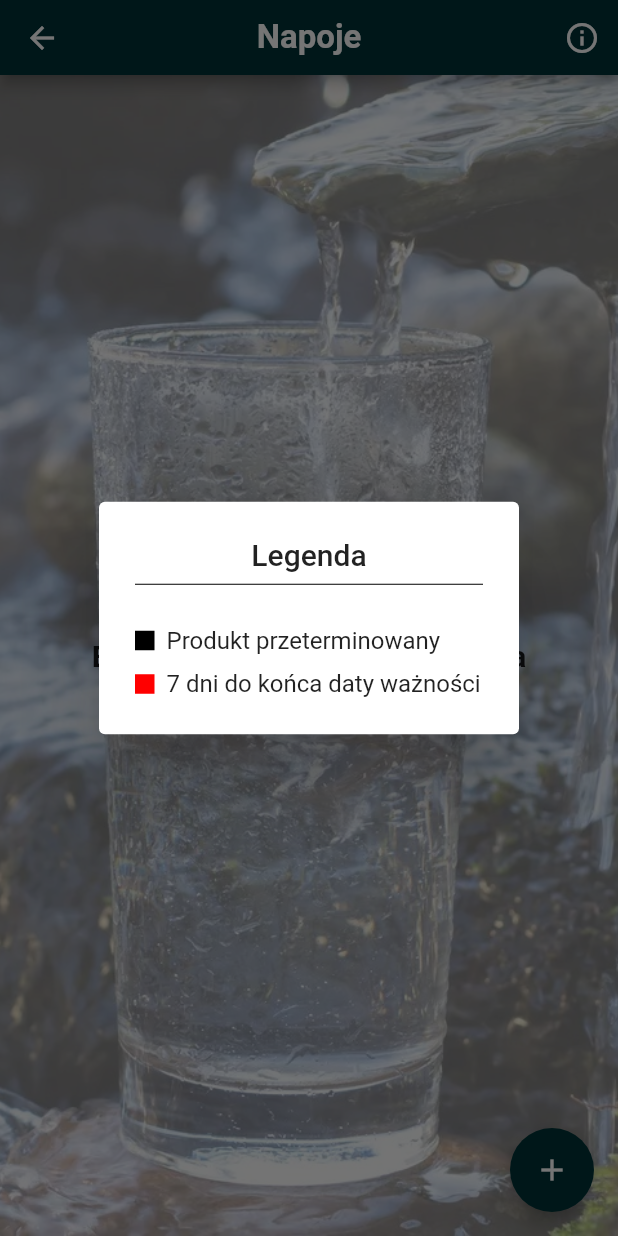
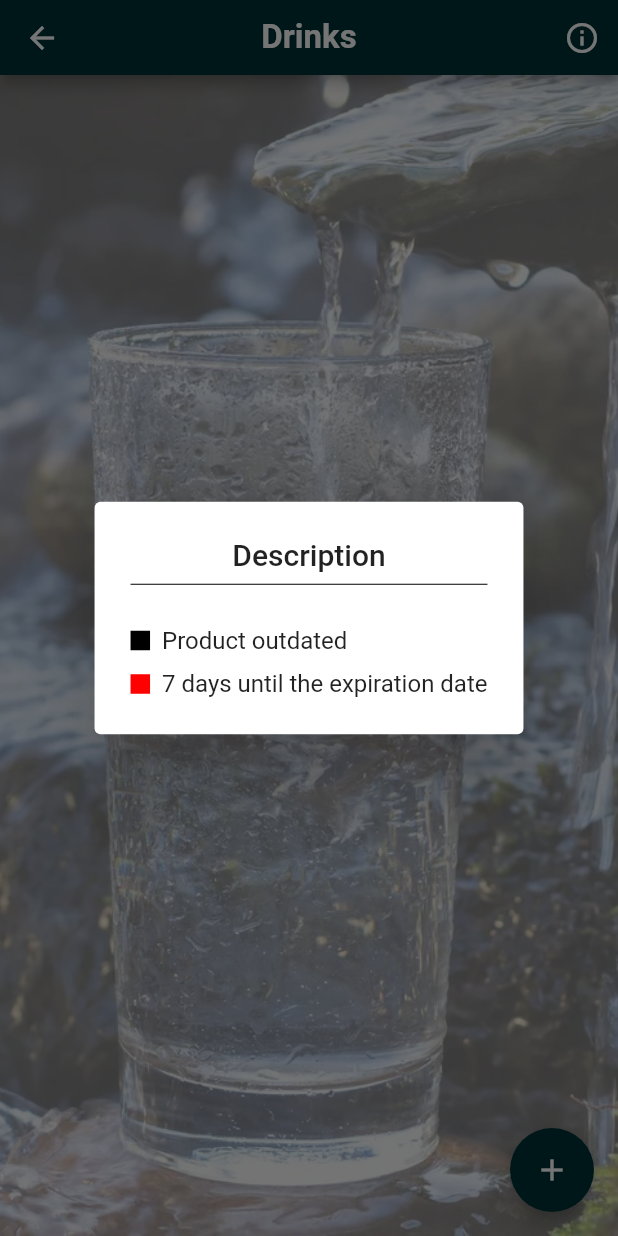
Before and after one commit to lukaszhak/moja_lodowka, a Flutter app: the DrinkPage screen opened directly, after a tap on the "info outline" icon, on a phone screen of 412 x 824 dp. Run offline on Flutter 3.47's test engine with Material 2 defaults, Android fonts, the phone set to English and light mode, and no system bars; our stand-ins replace bloc, cloud_firestore, dio, firebase_auth, firebase_core, flutter_bloc and 4 more; accounts and stored records are empty; generated files the repository leaves out were written again.

Commit message:
Add english language to drink page

```diff
--- a/lib/features/home/pages/drink_page/drink_page.dart
+++ b/lib/features/home/pages/drink_page/drink_page.dart
@@ -5,6 +5,9 @@ import 'package:moja_lodowka/app/injection_container.dart';
 import 'package:moja_lodowka/domain/models/drink_document_model/drink_document_model.dart';
 import 'package:moja_lodowka/features/home/pages/drink_page/cubit/drink_page_cubit.dart';
 import 'package:moja_lodowka/features/home/pages/drink_page/drink_add_page/drink_add_page.dart';
+import 'package:flutter_gen/gen_l10n/app_localizations.dart';
+
+
 class DrinkPage extends StatelessWidget {
   const DrinkPage({
     Key? key,
@@ -17,9 +20,9 @@ class DrinkPage extends StatelessWidget {
         toolbarHeight: 50,
         centerTitle: true,
         backgroundColor: const Color.fromARGB(255, 0, 51, 54),
-        title: const Text(
-          'Napoje',
-          style: TextStyle(
+        title:  Text(
+          AppLocalizations.of(context)!.drinks,
+          style: const TextStyle(
             fontSize: 22,
             fontWeight: FontWeight.bold,
           ),
@@ -31,9 +34,9 @@ class DrinkPage extends StatelessWidget {
                 context: context,
                 builder: (context) => AlertDialog(
                   title: Column(
-                    children: const [
-                      Text('Legenda'),
-                      Divider(
+                    children:  [
+                      Text(AppLocalizations.of(context)!.description),
+                      const Divider(
                         color: Colors.black,
                       )
                     ],
@@ -52,7 +55,7 @@ class DrinkPage extends StatelessWidget {
                           const SizedBox(
                             width: 8,
                           ),
-                          const Text('Produkt przeterminowany')
+                           Text(AppLocalizations.of(context)!.productOutDate)
                         ],
                       ),
                       const SizedBox(
@@ -69,7 +72,7 @@ class DrinkPage extends StatelessWidget {
                           const SizedBox(
                             width: 8,
                           ),
-                          const Text('7 dni do końca daty ważności')
+                           Text(AppLocalizations.of(context)!.weekToOutDate)
                         ],
                       ),
                     ],
@@ -116,16 +119,16 @@ class DrinkPage extends StatelessWidget {
                   return Center(
                     child: Column(
                       mainAxisAlignment: MainAxisAlignment.center,
-                      children: const [
-                        CircularProgressIndicator(
+                      children:  [
+                        const CircularProgressIndicator(
                           color: Color.fromARGB(255, 0, 37, 2),
                         ),
-                        SizedBox(
+                        const SizedBox(
                           height: 15,
                         ),
                         Text(
-                          'Ładowanie, proszę czekać',
-                          style: TextStyle(
+                          AppLocalizations.of(context)!.loading,
+                          style: const TextStyle(
                               fontSize: 20, fontWeight: FontWeight.bold),
                         ),
                       ],
@@ -133,10 +136,10 @@ class DrinkPage extends StatelessWidget {
                   );
                 case Status.success:
                   if (state.documents.isEmpty) {
-                    return const Center(
+                    return  Center(
                       child: Text(
-                        'Brak produktów do wyświetlenia',
-                        style: TextStyle(
+                        AppLocalizations.of(context)!.noProducts,
+                        style: const TextStyle(
                             fontWeight: FontWeight.bold, fontSize: 20),
                       ),
                     );
@@ -154,11 +157,11 @@ class DrinkPage extends StatelessWidget {
                                   .whenComplete(
                                     () => ScaffoldMessenger.of(context)
                                         .showSnackBar(
-                                      const SnackBar(
+                                       SnackBar(
                                         backgroundColor:
-                                            Color.fromARGB(255, 0, 51, 54),
-                                        content: Text('Pomyślnie usunięto'),
-                                        duration: Duration(seconds: 1),
+                                            const Color.fromARGB(255, 0, 51, 54),
+                                        content: Text(AppLocalizations.of(context)!.deleteInfo),
+                                        duration: const Duration(seconds: 1),
                                       ),
                                     ),
                                   );
@@ -240,9 +243,9 @@ class _ItemContainer extends StatelessWidget {
           ),
           Column(
             children: [
-              const Text(
-                'Termin ważności',
-                style: TextStyle(color: Colors.white),
+               Text(
+                AppLocalizations.of(context)!.expDate,
+                style: const TextStyle(color: Colors.white),
               ),
               const SizedBox(
                 height: 4,
--- a/lib/l10n/app_en.arb
+++ b/lib/l10n/app_en.arb
@@ -26,5 +26,8 @@
     "loading": "Loading, please wait",
     "noMedications": "No medications to display",
     "deleteInfo": "Successfully deleted",
-    "expDate": "Expiration date"
+    "expDate": "Expiration date",
+    "productOutDate": "Product outdated",
+    "weekToOutDate": "7 days until the expiration date",
+    "noProducts": "No products to display"
 }
--- a/lib/l10n/app_pl.arb
+++ b/lib/l10n/app_pl.arb
@@ -26,5 +26,8 @@
     "loading": "Ładowanie, proszę czekać",
     "noMedications": "Brak leków do wyświetlenia",
     "deleteInfo": "Pomyślnie usunięto",
-    "expDate": "Data ważności"
+    "expDate": "Data ważności",
+    "productOutDate": "Product outdated",
+    "weekToOutDate": "7 days until the expiration date",
+    "noProducts": "No products to display"
 }
```
